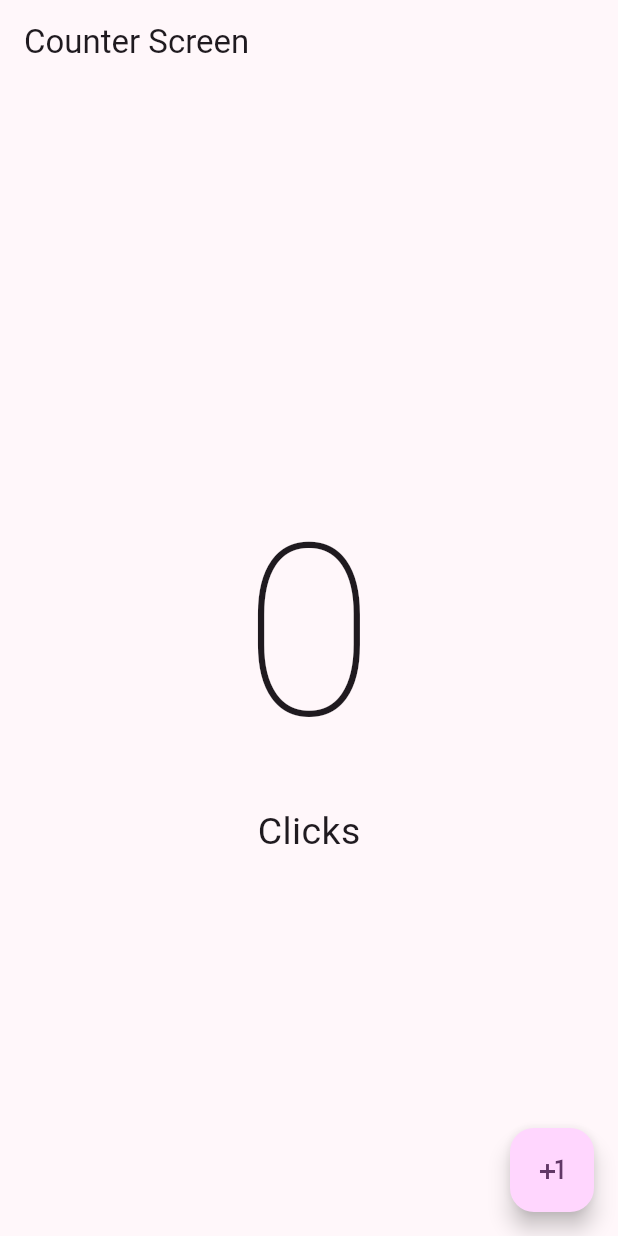
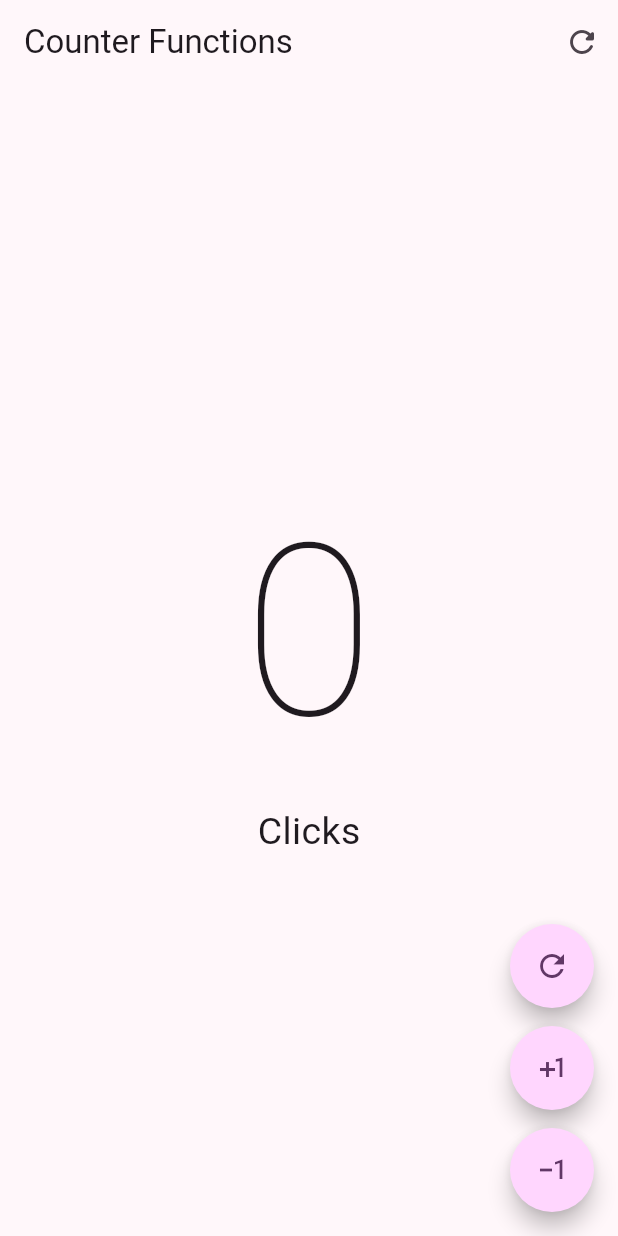
Before and after one commit to Flutter-2023/02_hello_world_app, a Flutter app: the screen it shows after launch, on a phone screen of 412 x 824 dp. Run offline on Flutter 3.47's test engine with Material 2 defaults, Android fonts, the phone set to English and light mode, and no system bars.

Commit message:
AppBar y Actions con Fab

```diff
--- a/lib/main.dart
+++ b/lib/main.dart
@@ -1,5 +1,6 @@
 import 'package:flutter/material.dart';
-import 'package:hello_world_app/presentation/screens/counter/counter_screen.dart';
+import 'package:hello_world_app/presentation/screens/counter/counter_functions_screen.dart';
+// import 'package:hello_world_app/presentation/screens/counter/counter_screen.dart';
 
 void main() {
   runApp(const MyApp());
@@ -17,7 +18,7 @@ class MyApp extends StatelessWidget {
         useMaterial3: true,
         colorSchemeSeed: Colors.purple
       ),
-      home: const CounterScreen(),
+      home: const CounterFunctionsScreen(),
     );
   }
 
--- /dev/null
+++ b/lib/presentation/screens/counter/counter_functions_screen.dart
@@ -0,0 +1,76 @@
+import 'package:flutter/material.dart';
+
+class CounterFunctionsScreen extends StatefulWidget {
+  const CounterFunctionsScreen({super.key});
+
+  @override
+  State<CounterFunctionsScreen> createState() => _CounterFunctionsScreenState();
+}
+
+class _CounterFunctionsScreenState extends State<CounterFunctionsScreen> {
+  int clickCounter = 0;
+
+  @override
+  Widget build(BuildContext context) {
+    return Scaffold(
+      appBar: AppBar(
+        title: const Text('Counter Functions'),
+        actions: [
+          IconButton(
+            icon: const Icon(Icons.refresh_rounded),
+            onPressed: () {
+              setState(() { clickCounter = 0; });
+            },
+          ),
+        ],
+      ),
+      body: Center(
+        child: Column(
+          mainAxisAlignment: MainAxisAlignment.center,
+          children: [
+            Text(
+              '$clickCounter',
+              style: const TextStyle(fontSize: 160, fontWeight: FontWeight.w100),
+            ),
+            Text(
+              'Click${ (clickCounter == 1) ? '' : 's' }',
+              style: const TextStyle(fontSize: 25),
+            ),
+          ],
+        ),
+      ),
+      floatingActionButton: Column(
+        mainAxisAlignment: MainAxisAlignment.end,
+        children: [
+          FloatingActionButton(
+            shape: const StadiumBorder(), // Boton circular
+            child: const Icon(Icons.refresh_outlined),
+            onPressed: () {
+              setState(() { clickCounter++; }); // Cambiar el estado para redibujar
+            },
+          ),
+
+          const SizedBox(height: 12),
+
+          FloatingActionButton(
+            shape: const StadiumBorder(), // Boton circular
+            child: const Icon(Icons.plus_one),
+            onPressed: () {
+              setState(() { clickCounter++; }); // Cambiar el estado para redibujar
+            },
+          ),
+
+          const SizedBox(height: 12),
+
+          FloatingActionButton(
+            shape: const StadiumBorder(), // Boton circular
+            child: const Icon(Icons.exposure_minus_1_outlined),
+            onPressed: () {
+              setState(() { clickCounter--; }); // Cambiar el estado para redibujar
+            },
+          ),
+        ],
+      )
+    );
+  }
+}
--- a/lib/presentation/screens/counter/counter_screen.dart
+++ b/lib/presentation/screens/counter/counter_screen.dart
@@ -26,7 +26,7 @@ class _CounterScreenState extends State<CounterScreen> {
             ),
             Text(
               'Click${ (clickCounter == 1) ? '' : 's' }',
-              style: const TextStyle(fontSize: 25)
+              style: const TextStyle(fontSize: 25),
             ),
           ],
         ),
```
